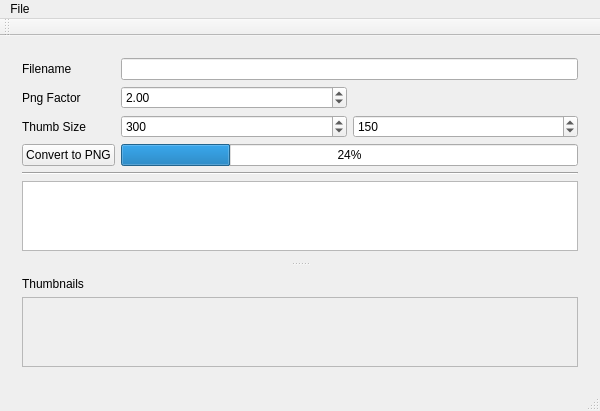
Qt form PPTXConverterTest.ui (NimagnaAG/PPTXConverterTest) before a commit.
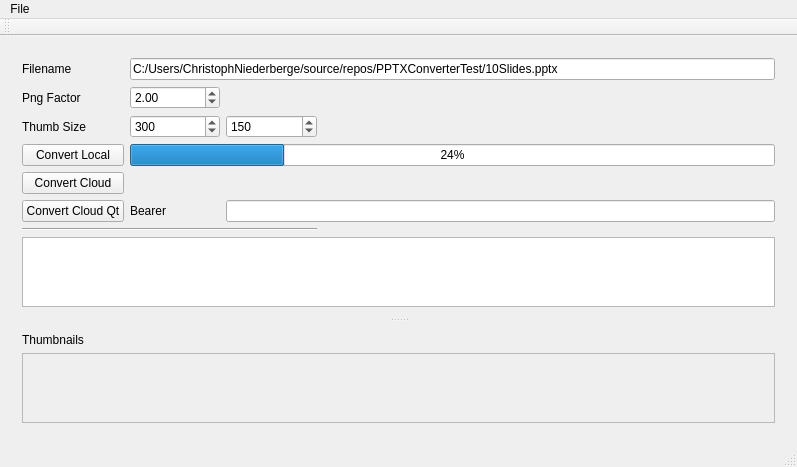
The same form after that commit.

What changed in the file:
```diff
--- a/PPTXConverterTest.ui
+++ b/PPTXConverterTest.ui
@@ -6,7 +6,7 @@
    <rect>
     <x>0</x>
     <y>0</y>
-    <width>600</width>
+    <width>797</width>
     <height>400</height>
    </rect>
   </property>
@@ -15,13 +15,20 @@
   </property>
   <widget class="QWidget" name="centralWidget">
    <layout class="QGridLayout" name="gridLayout_3">
-    <item row="0" column="0">
+    <item row="0" column="1">
      <widget class="QSplitter" name="splitter">
       <property name="orientation">
        <enum>Qt::Vertical</enum>
       </property>
-      <widget class="QWidget" name="">
-       <layout class="QGridLayout" name="gridLayout" columnstretch="0,1,1">
+      <widget class="QWidget" name="layoutWidget">
+       <layout class="QGridLayout" name="gridLayout" columnstretch="0,1,1,5">
+        <item row="3" column="0">
+         <widget class="QPushButton" name="pushButton">
+          <property name="text">
+           <string>Convert Local</string>
+          </property>
+         </widget>
+        </item>
         <item row="0" column="0">
          <widget class="QLabel" name="label_2">
           <property name="text">
@@ -36,6 +43,23 @@
           </property>
          </widget>
         </item>
+        <item row="8" column="0" colspan="3">
+         <widget class="Line" name="line">
+          <property name="orientation">
+           <enum>Qt::Horizontal</enum>
+          </property>
+         </widget>
+        </item>
+        <item row="2" column="2">
+         <widget class="QSpinBox" name="spinBoxY">
+          <property name="maximum">
+           <number>1000</number>
+          </property>
+          <property name="value">
+           <number>150</number>
+          </property>
+         </widget>
+        </item>
         <item row="1" column="1">
          <widget class="QDoubleSpinBox" name="doubleSpinBox">
           <property name="decimals">
@@ -66,46 +90,50 @@
           </property>
          </widget>
         </item>
-        <item row="2" column="2">
-         <widget class="QSpinBox" name="spinBoxY">
-          <property name="maximum">
-           <number>1000</number>
-          </property>
-          <property name="value">
-           <number>150</number>
-          </property>
-         </widget>
-        </item>
-        <item row="4" column="0" colspan="3">
-         <widget class="Line" name="line">
-          <property name="orientation">
-           <enum>Qt::Horizontal</enum>
-          </property>
-         </widget>
-        </item>
-        <item row="6" column="0" colspan="3">
-         <widget class="QPlainTextEdit" name="plainTextEdit"/>
-        </item>
-        <item row="3" column="0">
-         <widget class="QPushButton" name="pushButton">
-          <property name="text">
-           <string>Convert to PNG</string>
-          </property>
-         </widget>
-        </item>
-        <item row="0" column="1" colspan="2">
-         <widget class="QLineEdit" name="lineEdit"/>
-        </item>
-        <item row="3" column="1" colspan="2">
+        <item row="3" column="1" colspan="3">
          <widget class="QProgressBar" name="progressBar">
           <property name="value">
            <number>24</number>
           </property>
          </widget>
         </item>
+        <item row="10" column="0" colspan="4">
+         <widget class="QPlainTextEdit" name="plainTextEdit"/>
+        </item>
+        <item row="0" column="1" colspan="3">
+         <widget class="QLineEdit" name="lineEdit">
+          <property name="text">
+           <string>C:/Users/ChristophNiederberge/source/repos/PPTXConverterTest/10Slides.pptx</string>
+          </property>
+         </widget>
+        </item>
+        <item row="5" column="0">
+         <widget class="QPushButton" name="pushButtonCloud">
+          <property name="text">
+           <string>Convert Cloud</string>
+          </property>
+         </widget>
+        </item>
+        <item row="6" column="0">
+         <widget class="QPushButton" name="pushButtonCloudQt">
+          <property name="text">
+           <string>Convert Cloud Qt</string>
+          </property>
+         </widget>
+        </item>
+        <item row="6" column="1">
+         <widget class="QLabel" name="label_5">
+          <property name="text">
+           <string>Bearer</string>
+          </property>
+         </widget>
+        </item>
+        <item row="6" column="2" colspan="2">
+         <widget class="QLineEdit" name="lineEditBearer"/>
+        </item>
        </layout>
       </widget>
-      <widget class="QWidget" name="">
+      <widget class="QWidget" name="layoutWidget">
        <layout class="QGridLayout" name="gridLayout_2">
         <item row="0" column="0">
          <widget class="QLabel" name="label">
@@ -127,7 +155,7 @@
             <rect>
              <x>0</x>
              <y>0</y>
-             <width>578</width>
+             <width>775</width>
              <height>57</height>
             </rect>
            </property>
@@ -146,7 +174,7 @@
     <rect>
      <x>0</x>
      <y>0</y>
-     <width>600</width>
+     <width>797</width>
      <height>22</height>
     </rect>
    </property>
```
Left out of the diff: 20 changed lines with no effect on the pictures.
